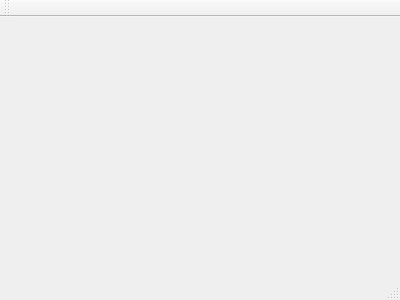
Old version of the form src/WxBox/mainwindow.ui in the repository 12CrazyPaul21/WxBox.
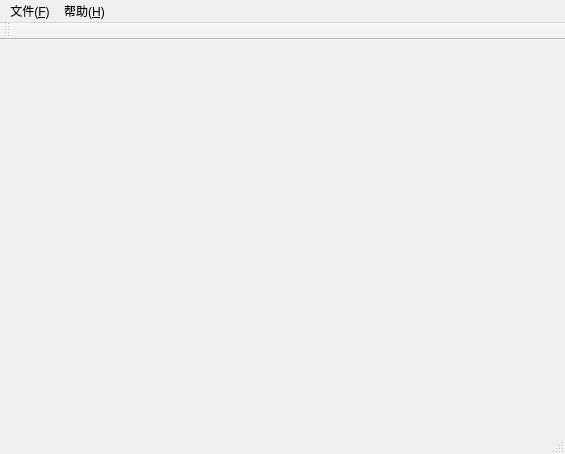
New version of the form. Icons and pictures are not drawn.

Commit message: feat(ui): 加入一个about窗口

Diff of the .ui file:
```diff
--- a/src/WxBox/mainwindow.ui
+++ b/src/WxBox/mainwindow.ui
@@ -6,8 +6,8 @@
    <rect>
     <x>0</x>
     <y>0</y>
-    <width>400</width>
-    <height>300</height>
+    <width>565</width>
+    <height>454</height>
    </rect>
   </property>
   <property name="windowTitle">
@@ -23,10 +23,23 @@
     <rect>
      <x>0</x>
      <y>0</y>
-     <width>400</width>
+     <width>565</width>
      <height>23</height>
     </rect>
    </property>
+   <widget class="QMenu" name="menu_F">
+    <property name="title">
+     <string>文件(&amp;F)</string>
+    </property>
+   </widget>
+   <widget class="QMenu" name="menu_H">
+    <property name="title">
+     <string>帮助(&amp;H)</string>
+    </property>
+    <addaction name="action_AboutWxBox"/>
+   </widget>
+   <addaction name="menu_F"/>
+   <addaction name="menu_H"/>
   </widget>
   <widget class="QToolBar" name="mainToolBar">
    <attribute name="toolBarArea">
```
Left out of the diff: 27 changed lines with no effect on the pictures. The commit also changes 6 other files.
